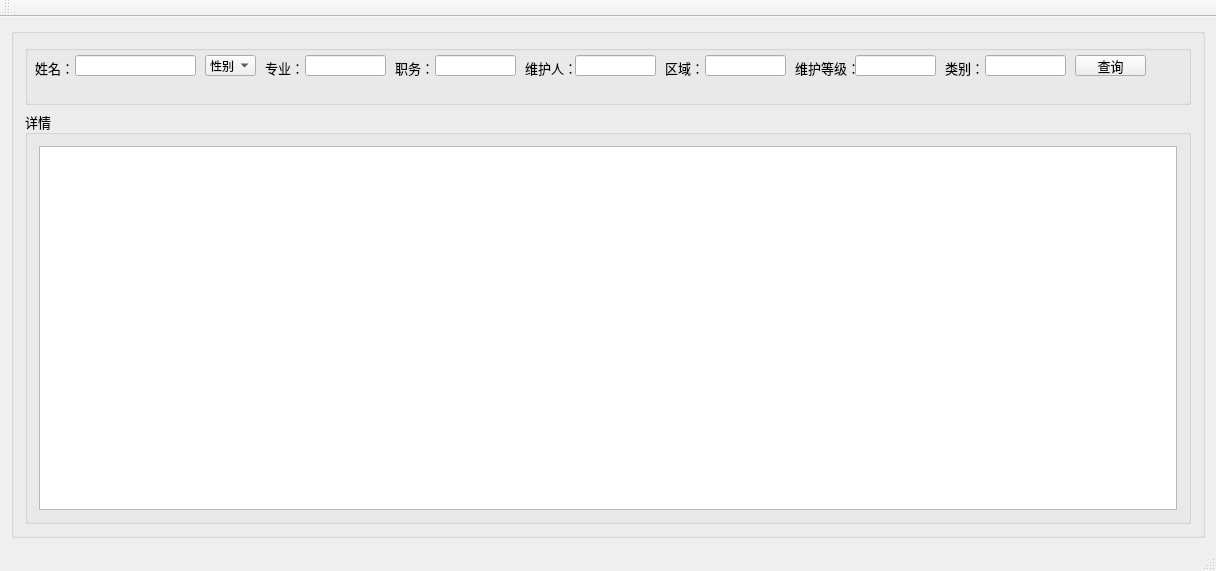
Sagittarius/ForWuZhou, file custwindow.ui: the form before one commit.
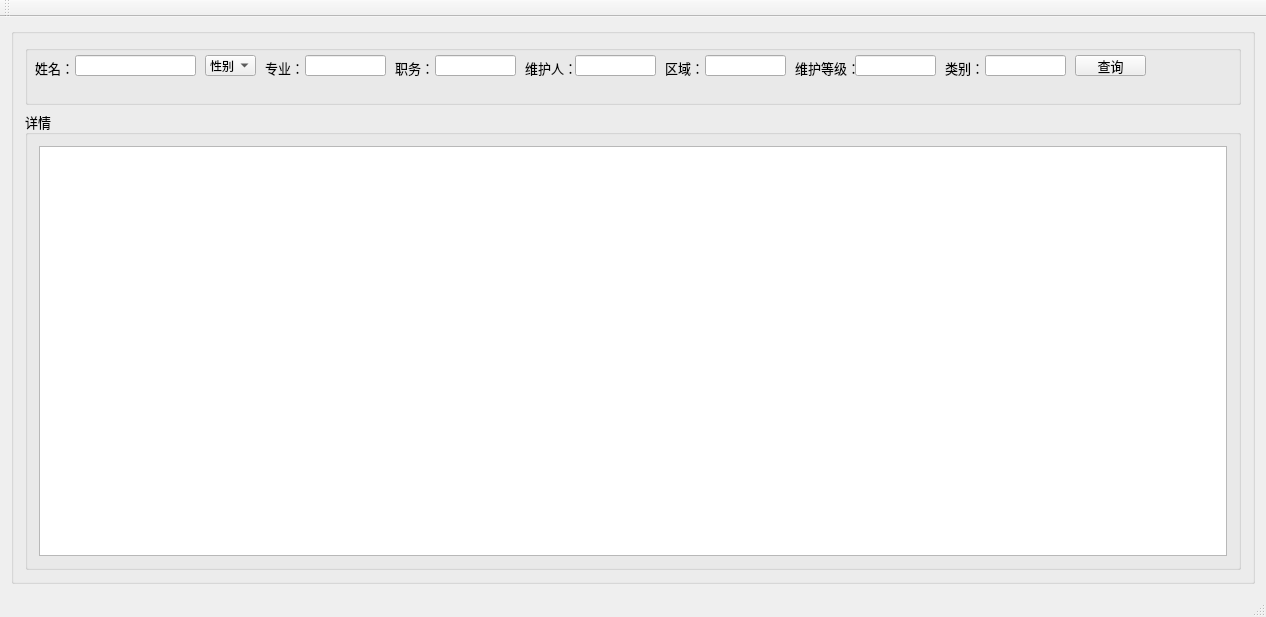
The form after the commit. Custom widgets are drawn as their Qt base class.

What changed in the file:
```diff
--- a/custwindow.ui
+++ b/custwindow.ui
@@ -6,8 +6,8 @@
    <rect>
     <x>0</x>
     <y>0</y>
-    <width>1216</width>
-    <height>571</height>
+    <width>1266</width>
+    <height>617</height>
    </rect>
   </property>
   <property name="windowTitle">
```
